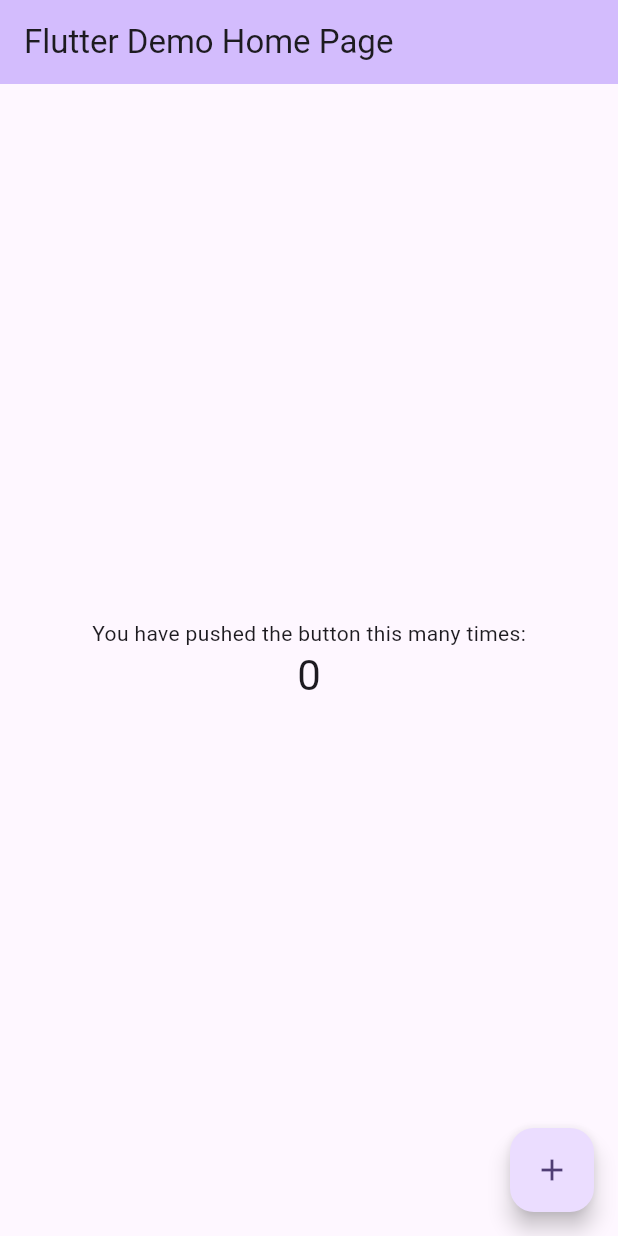
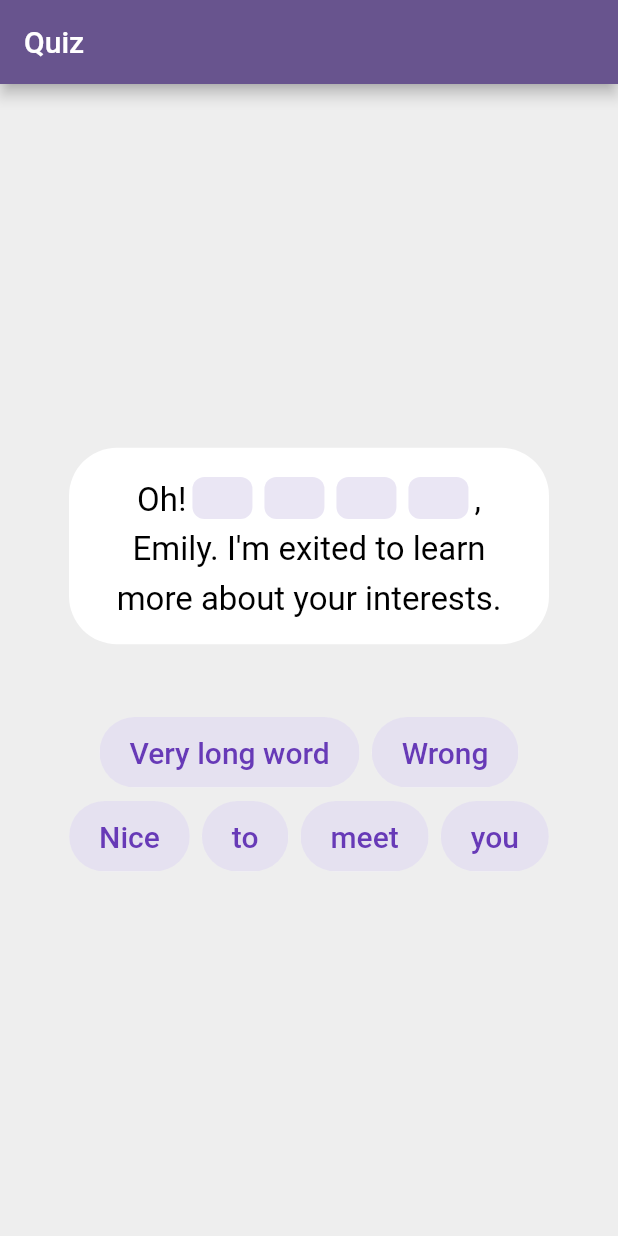
Before and after one commit to ThanapongR/tockto_assignment, a Flutter app: the screen it shows after launch, on a phone screen of 412 x 824 dp. Run offline on Flutter 3.47's test engine with Material 2 defaults, Android fonts, the phone set to English and light mode, and no system bars.

Commit message:
Add mockup

```diff
--- a/lib/main.dart
+++ b/lib/main.dart
@@ -1,4 +1,5 @@
 import 'package:flutter/material.dart';
+import 'package:tockto_assignment/screens/quiz_screen.dart';
 
 void main() {
   runApp(const MyApp());
@@ -11,115 +12,12 @@ class MyApp extends StatelessWidget {
   @override
   Widget build(BuildContext context) {
     return MaterialApp(
+      debugShowCheckedModeBanner: false,
       title: 'Flutter Demo',
       theme: ThemeData(
-        // This is the theme of your application.
-        //
-        // TRY THIS: Try running your application with "flutter run". You'll see
-        // the application has a blue toolbar. Then, without quitting the app,
-        // try changing the seedColor in the colorScheme below to Colors.green
-        // and then invoke "hot reload" (save your changes or press the "hot
-        // reload" button in a Flutter-supported IDE, or press "r" if you used
-        // the command line to start the app).
-        //
-        // Notice that the counter didn't reset back to zero; the application
-        // state is not lost during the reload. To reset the state, use hot
-        // restart instead.
-        //
-        // This works for code too, not just values: Most code changes can be
-        // tested with just a hot reload.
         colorScheme: ColorScheme.fromSeed(seedColor: Colors.deepPurple),
-        useMaterial3: true,
       ),
-      home: const MyHomePage(title: 'Flutter Demo Home Page'),
+      home: const QuizScreen(),
     );
   }
 }
-
-class MyHomePage extends StatefulWidget {
-  const MyHomePage({super.key, required this.title});
-
-  // This widget is the home page of your application. It is stateful, meaning
-  // that it has a State object (defined below) that contains fields that affect
-  // how it looks.
-
-  // This class is the configuration for the state. It holds the values (in this
-  // case the title) provided by the parent (in this case the App widget) and
-  // used by the build method of the State. Fields in a Widget subclass are
-  // always marked "final".
-
-  final String title;
-
-  @override
-  State<MyHomePage> createState() => _MyHomePageState();
-}
-
-class _MyHomePageState extends State<MyHomePage> {
-  int _counter = 0;
-
-  void _incrementCounter() {
-    setState(() {
-      // This call to setState tells the Flutter framework that something has
-      // changed in this State, which causes it to rerun the build method below
-      // so that the display can reflect the updated values. If we changed
-      // _counter without calling setState(), then the build method would not be
-      // called again, and so nothing would appear to happen.
-      _counter++;
-    });
-  }
-
-  @override
-  Widget build(BuildContext context) {
-    // This method is rerun every time setState is called, for instance as done
-    // by the _incrementCounter method above.
-    //
-    // The Flutter framework has been optimized to make rerunning build methods
-    // fast, so that you can just rebuild anything that needs updating rather
-    // than having to individually change instances of widgets.
-    return Scaffold(
-      appBar: AppBar(
-        // TRY THIS: Try changing the color here to a specific color (to
-        // Colors.amber, perhaps?) and trigger a hot reload to see the AppBar
-        // change color while the other colors stay the same.
-        backgroundColor: Theme.of(context).colorScheme.inversePrimary,
-        // Here we take the value from the MyHomePage object that was created by
-        // the App.build method, and use it to set our appbar title.
-        title: Text(widget.title),
-      ),
-      body: Center(
-        // Center is a layout widget. It takes a single child and positions it
-        // in the middle of the parent.
-        child: Column(
-          // Column is also a layout widget. It takes a list of children and
-          // arranges them vertically. By default, it sizes itself to fit its
-          // children horizontally, and tries to be as tall as its parent.
-          //
-          // Column has various properties to control how it sizes itself and
-          // how it positions its children. Here we use mainAxisAlignment to
-          // center the children vertically; the main axis here is the vertical
-          // axis because Columns are vertical (the cross axis would be
-          // horizontal).
-          //
-          // TRY THIS: Invoke "debug painting" (choose the "Toggle Debug Paint"
-          // action in the IDE, or press "p" in the console), to see the
-          // wireframe for each widget.
-          mainAxisAlignment: MainAxisAlignment.center,
-          children: <Widget>[
-            const Text(
-              'You have pushed the button this many times:',
-            ),
-            Text(
-              '$_counter',
-              style: Theme.of(context).textTheme.headlineMedium,
-            ),
-          ],
-        ),
-      ),
-      floatingActionButton: FloatingActionButton(
-        onPressed: _incrementCounter,
-        tooltip: 'Increment',
-        child: const Icon(Icons.add),
-      ), // This trailing comma makes auto-formatting nicer for build methods.
-    );
-  }
-}
--- /dev/null
+++ b/lib/screens/quiz_screen.dart
@@ -0,0 +1,162 @@
+import 'package:flutter/material.dart';
+
+class QuizScreen extends StatelessWidget {
+  const QuizScreen({Key? key}) : super(key: key);
+
+  @override
+  Widget build(BuildContext context) {
+    return Scaffold(
+      backgroundColor: const Color(0xFFEEEEEE),
+      appBar: AppBar(
+        title: const Text("Quiz"),
+      ),
+      body: Center(
+        child: SingleChildScrollView(
+          child: SizedBox(
+            width: 320.0,
+            child: Column(
+              mainAxisAlignment: MainAxisAlignment.center,
+              children: [
+                Container(
+                  padding: const EdgeInsets.all(16.0),
+                  decoration: BoxDecoration(
+                    borderRadius: BorderRadius.circular(32.0),
+                    color: Colors.white,
+                  ),
+                  child: RichText(
+                    textAlign: TextAlign.center,
+                    text: TextSpan(
+                      style: const TextStyle(
+                          fontSize: 22.0, color: Colors.black, height: 1.5),
+                      children: [
+                        const TextSpan(
+                          text: 'Oh!',
+                        ),
+                        WidgetSpan(
+                          child: Container(
+                            margin:
+                                const EdgeInsets.only(left: 4.0, right: 4.0),
+                            width: 40.0,
+                            height: 28.0,
+                            decoration: BoxDecoration(
+                              borderRadius: BorderRadius.circular(8.0),
+                              color: const Color(0x226041b0),
+                            ),
+                          ),
+                        ),
+                        WidgetSpan(
+                          child: Container(
+                            margin:
+                                const EdgeInsets.only(left: 4.0, right: 4.0),
+                            width: 40.0,
+                            height: 28.0,
+                            decoration: BoxDecoration(
+                              borderRadius: BorderRadius.circular(8.0),
+                              color: const Color(0x226041b0),
+                            ),
+                          ),
+                        ),
+                        WidgetSpan(
+                          child: Container(
+                            margin:
+                                const EdgeInsets.only(left: 4.0, right: 4.0),
+                            width: 40.0,
+                            height: 28.0,
+                            decoration: BoxDecoration(
+                              borderRadius: BorderRadius.circular(8.0),
+                              color: const Color(0x226041b0),
+                            ),
+                          ),
+                        ),
+                        WidgetSpan(
+                          child: Container(
+                            margin:
+                                const EdgeInsets.only(left: 4.0, right: 4.0),
+                            width: 40.0,
+                            height: 28.0,
+                            decoration: BoxDecoration(
+                              borderRadius: BorderRadius.circular(8.0),
+                              color: const Color(0x226041b0),
+                            ),
+                          ),
+                        ),
+                        const TextSpan(
+                          text:
+                              ', Emily. I\'m exited to learn more about your interests.',
+                        ),
+                      ],
+                    ),
+                  ),
+                ),
+                const SizedBox(
+                  height: 48.0,
+                ),
+                const Wrap(
+                  alignment: WrapAlignment.center,
+                  spacing: 8.0,
+                  runSpacing: 8.0,
+                  children: <Widget>[
+                    Chip(
+                      padding: EdgeInsets.all(12.0),
+                      backgroundColor: Color(0x226041b0),
+                      label: Text(
+                        'Very long word',
+                        style:
+                            TextStyle(fontSize: 20.0, color: Colors.deepPurple),
+                      ),
+                    ),
+                    Chip(
+                      padding: EdgeInsets.all(12.0),
+                      backgroundColor: Color(0x226041b0),
+                      label: Text(
+                        'Wrong',
+                        style:
+                            TextStyle(fontSize: 20.0, color: Colors.deepPurple),
+                      ),
+                    ),
+                    Chip(
+                      padding: EdgeInsets.all(12.0),
+                      backgroundColor: Color(0x226041b0),
+                      label: Text(
+                        'Nice',
+                        style:
+                            TextStyle(fontSize: 20.0, color: Colors.deepPurple),
+                      ),
+                    ),
+                    Chip(
+                      padding: EdgeInsets.all(12.0),
+                      backgroundColor: Color(0x226041b0),
+                      label: Text(
+                        'to',
+                        style:
+                            TextStyle(fontSize: 20.0, color: Colors.deepPurple),
+                      ),
+                    ),
+                    Chip(
+                      padding: EdgeInsets.all(12.0),
+                      backgroundColor: Color(0x226041b0),
+                      label: Text(
+                        'meet',
+                        style:
+                            TextStyle(fontSize: 20.0, color: Colors.deepPurple),
+                      ),
+                    ),
+                    Chip(
+                      padding: EdgeInsets.all(12.0),
+                      backgroundColor: Color(0x226041b0),
+                      label: Text(
+                        'you',
+                        style:
+                            TextStyle(fontSize: 20.0, color: Colors.deepPurple),
+                      ),
+                    ),
+                  ],
+                )
+              ],
+            ),
+          ),
+        ),
+      ),
+    );
+  }
+}
```
